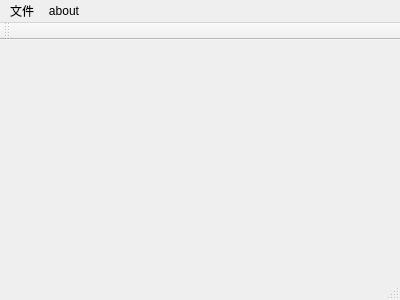
Before: the Qt Designer form 06_dialog/mainwindow.ui in kris-zsh/QT, drawn with Qt 5.
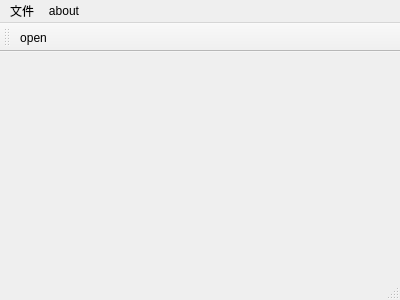
After: the same form once the commit is applied.

The edit to the form file:
```diff
--- a/06_dialog/mainwindow.ui
+++ b/06_dialog/mainwindow.ui
@@ -45,6 +45,7 @@
    <attribute name="toolBarBreak">
     <bool>false</bool>
    </attribute>
+   <addaction name="actionOpen"/>
   </widget>
   <widget class="QStatusBar" name="statusBar"/>
   <action name="actionOpen">
```
